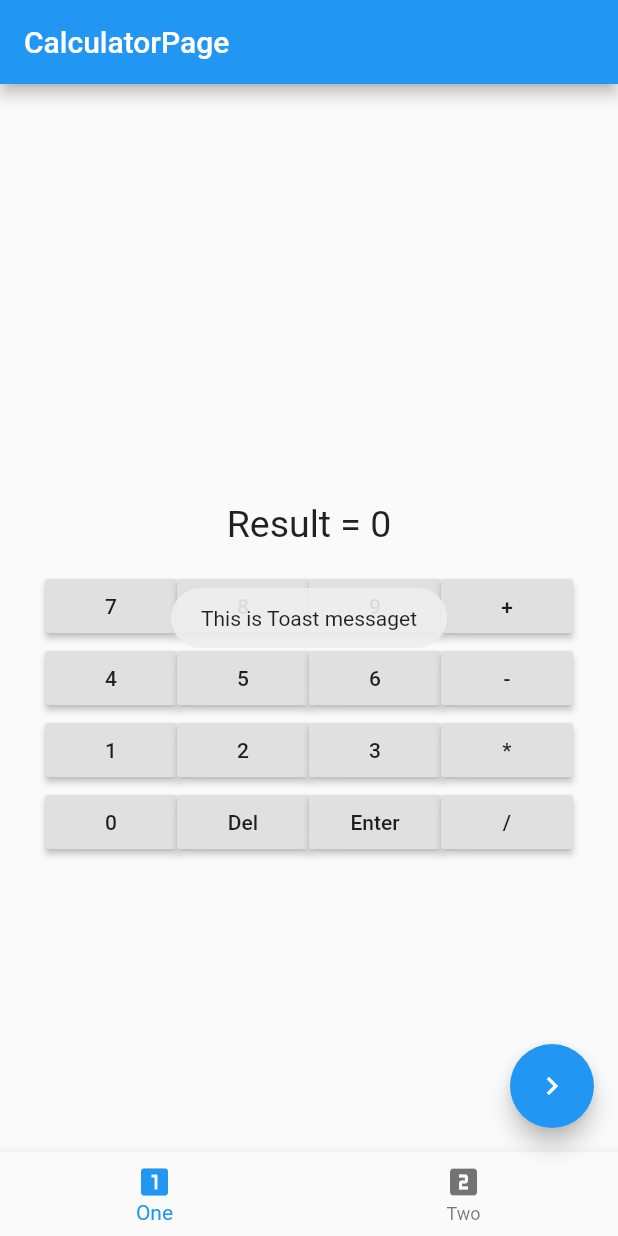
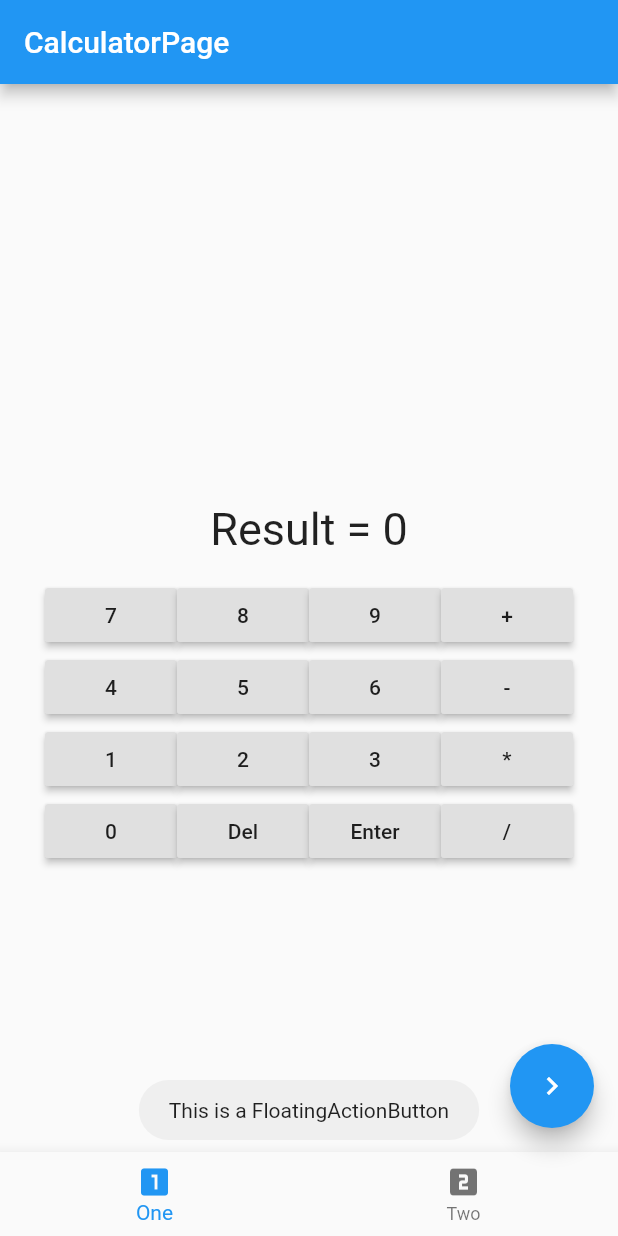
Before and after one commit to BahaEddineFrc/FlutterWorkshopCalcul, a Flutter app: the screen it shows after launch, after a tap on the "navigate next" icon, on a phone screen of 412 x 824 dp. Run offline on Flutter 3.47's test engine with Material 2 defaults, Android fonts, the phone set to English and light mode, and no system bars; our stand-ins replace fluttertoast.

Commit message:
fixed toast

```diff
--- a/lib/main.dart
+++ b/lib/main.dart
@@ -52,10 +52,10 @@ class _CalculatorPage extends State<Calculator> {
         children: <Widget>[
 
           Padding(padding: EdgeInsets.all(16.0),
-              child: Text("$operation",style:TextStyle(fontSize: 30.0))
+              child: Text("$operation",style:TextStyle(fontSize: 35.0))
           ),
           Padding(padding: EdgeInsets.all(16.0),
-              child: Text("Result = $res",style:TextStyle(fontSize: 25.0))),
+              child: Text("Result = $res",style:TextStyle(fontSize: 30.0))),
 
           Row(children: <Widget>[
             RaisedButton(onPressed: () => _putVar(7), child: Text('7')),
@@ -91,10 +91,10 @@ class _CalculatorPage extends State<Calculator> {
 
   void _toast() {
     Fluttertoast.showToast(
-        msg: "This is Toast messaget",
+        msg: "This is a FloatingActionButton",
         toastLength: Toast.LENGTH_SHORT,
-        gravity: ToastGravity.CENTER,
-        timeInSecForIos: 1
+        gravity: ToastGravity.BOTTOM,
+        timeInSecForIos: 2
     );
   }
 
```
